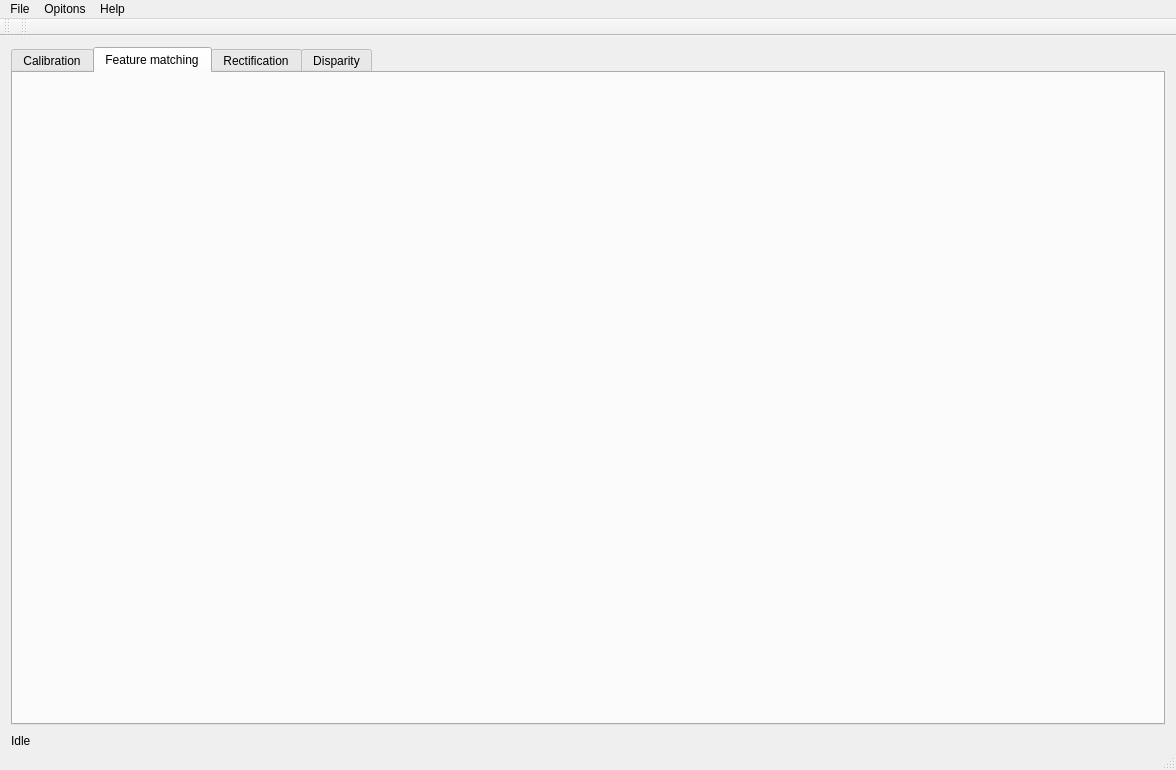
Old version of the form qtsrc/mainwindow.ui in the repository DzikiBorsuk/praca-inzynierska.
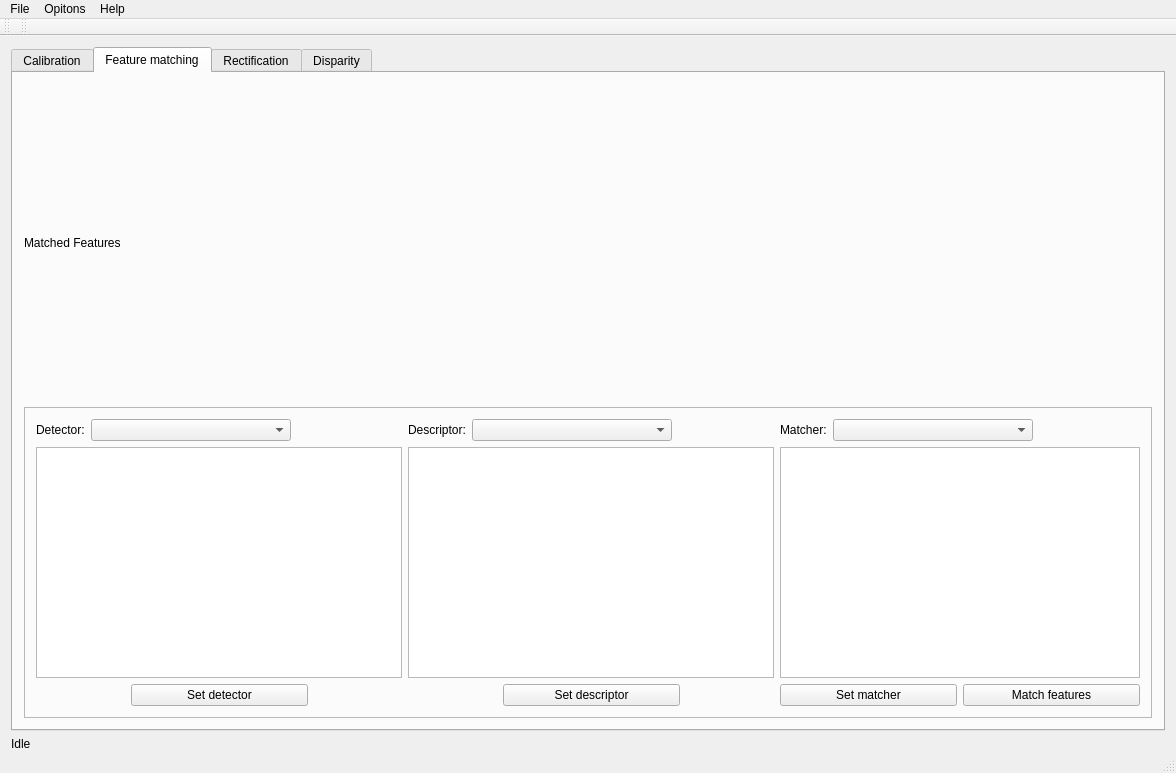
New version of the form. The open tabs and pages were chosen to show the change.

Commit message: features alpha

The edit to the form file:
```diff
--- a/qtsrc/mainwindow.ui
+++ b/qtsrc/mainwindow.ui
@@ -7,7 +7,7 @@
     <x>0</x>
     <y>0</y>
     <width>1169</width>
-    <height>756</height>
+    <height>773</height>
    </rect>
   </property>
   <property name="windowTitle">
@@ -20,10 +20,7 @@
      <height>0</height>
     </size>
    </property>
-   <layout class="QVBoxLayout" name="verticalLayout">
-    <property name="spacing">
-     <number>9</number>
-    </property>
+   <layout class="QVBoxLayout" name="verticalLayout_3">
     <property name="sizeConstraint">
      <enum>QLayout::SetDefaultConstraint</enum>
     </property>
@@ -196,6 +193,192 @@
        <attribute name="title">
         <string>Feature matching</string>
        </attribute>
+       <layout class="QVBoxLayout" name="verticalLayout">
+        <item>
+         <layout class="QGridLayout" name="gridLayout_2">
+          <item row="3" column="0" colspan="2">
+           <widget class="QLabel" name="label_matchedFeatures">
+            <property name="sizePolicy">
+             <sizepolicy hsizetype="Expanding" vsizetype="Expanding">
+              <horstretch>1</horstretch>
+              <verstretch>1</verstretch>
+             </sizepolicy>
+            </property>
+            <property name="minimumSize">
+             <size>
+              <width>1127</width>
+              <height>312</height>
+             </size>
+            </property>
+            <property name="text">
+             <string>Matched Features</string>
+            </property>
+           </widget>
+          </item>
+          <item row="4" column="0" colspan="2">
+           <widget class="QFrame" name="frame">
+            <property name="minimumSize">
+             <size>
+              <width>0</width>
+              <height>311</height>
+             </size>
+            </property>
+            <property name="frameShape">
+             <enum>QFrame::StyledPanel</enum>
+            </property>
+            <property name="frameShadow">
+             <enum>QFrame::Raised</enum>
+            </property>
+            <layout class="QVBoxLayout" name="verticalLayout_5">
+             <item>
+              <layout class="QGridLayout" name="gridLayout_4">
+               <item row="1" column="0" colspan="4">
+                <widget class="QTableWidget" name="tableWidget_detectorParams"/>
+               </item>
+               <item row="0" column="4" colspan="4">
+                <layout class="QHBoxLayout" name="horizontalLayout_9">
+                 <item>
+                  <widget class="QLabel" name="label_descriptor">
+                   <property name="text">
+                    <string>Descriptor:</string>
+                   </property>
+                  </widget>
+                 </item>
+                 <item>
+                  <widget class="QComboBox" name="comboBox_descriptor">
+                   <property name="minimumSize">
+                    <size>
+                     <width>200</width>
+                     <height>0</height>
+                    </size>
+                   </property>
+                  </widget>
+                 </item>
+                 <item>
+                  <spacer name="horizontalSpacer_3">
+                   <property name="orientation">
+                    <enum>Qt::Horizontal</enum>
+                   </property>
+                   <property name="sizeHint" stdset="0">
+                    <size>
+                     <width>40</width>
+                     <height>20</height>
+                    </size>
+                   </property>
+                  </spacer>
+                 </item>
+                </layout>
+               </item>
+               <item row="0" column="8" colspan="4">
+                <layout class="QHBoxLayout" name="horizontalLayout_10">
+                 <item>
+                  <widget class="QLabel" name="label_matcher">
+                   <property name="text">
+                    <string>Matcher:</string>
+                   </property>
+                  </widget>
+                 </item>
+                 <item>
+                  <widget class="QComboBox" name="comboBox_matcher">
+                   <property name="minimumSize">
+                    <size>
+                     <width>200</width>
+                     <height>0</height>
+                    </size>
+                   </property>
+                  </widget>
+                 </item>
+                 <item>
+                  <spacer name="horizontalSpacer_4">
+                   <property name="orientation">
+                    <enum>Qt::Horizontal</enum>
+                   </property>
+                   <property name="sizeHint" stdset="0">
+                    <size>
+                     <width>40</width>
+                     <height>20</height>
+                    </size>
+                   </property>
+                  </spacer>
+                 </item>
+                </layout>
+               </item>
+               <item row="0" column="0" colspan="4">
+                <layout class="QHBoxLayout" name="horizontalLayout_8">
+                 <item>
+                  <widget class="QLabel" name="label_detector">
+                   <property name="text">
+                    <string>Detector:</string>
+                   </property>
+                  </widget>
+                 </item>
+                 <item>
+                  <widget class="QComboBox" name="comboBox_detector">
+                   <property name="minimumSize">
+                    <size>
+                     <width>200</width>
+                     <height>0</height>
+                    </size>
+                   </property>
+                  </widget>
+                 </item>
+                 <item>
+                  <spacer name="horizontalSpacer_2">
+                   <property name="orientation">
+                    <enum>Qt::Horizontal</enum>
+                   </property>
+                   <property name="sizeHint" stdset="0">
+                    <size>
+                     <width>40</width>
+                     <height>20</height>
+                    </size>
+                   </property>
+                  </spacer>
+                 </item>
+                </layout>
+               </item>
+               <item row="2" column="1" colspan="2">
+                <widget class="QPushButton" name="button_setDetector">
+                 <property name="text">
+                  <string>Set detector</string>
+                 </property>
+                </widget>
+               </item>
+               <item row="1" column="8" colspan="4">
+                <widget class="QTableWidget" name="tableWidget_matcherParams"/>
+               </item>
+               <item row="1" column="4" colspan="4">
+                <widget class="QTableWidget" name="tableWidget_descriptorParams"/>
+               </item>
+               <item row="2" column="5" colspan="2">
+                <widget class="QPushButton" name="button_setDescriptor">
+                 <property name="text">
+                  <string>Set descriptor</string>
+                 </property>
+                </widget>
+               </item>
+               <item row="2" column="8" colspan="2">
+                <widget class="QPushButton" name="button_setMatcher">
+                 <property name="text">
+                  <string>Set matcher</string>
+                 </property>
+                </widget>
+               </item>
+               <item row="2" column="10" colspan="2">
+                <widget class="QPushButton" name="button_matchFeatures">
+                 <property name="text">
+                  <string>Match features</string>
+                 </property>
+                </widget>
+               </item>
+              </layout>
+             </item>
+            </layout>
+           </widget>
+          </item>
+         </layout>
+        </item>
+       </layout>
       </widget>
       <widget class="QWidget" name="tab_rectification">
        <attribute name="title">
```
Left out of the diff: 25 changed lines with no effect on the pictures. The commit also changes 9 other files.
